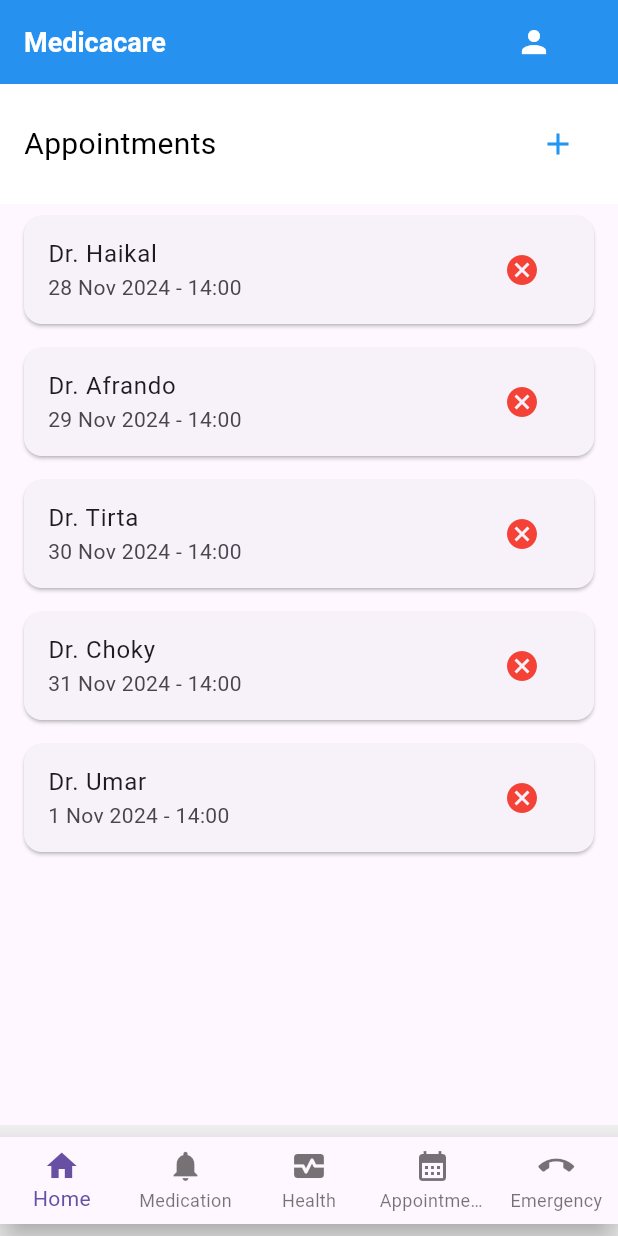
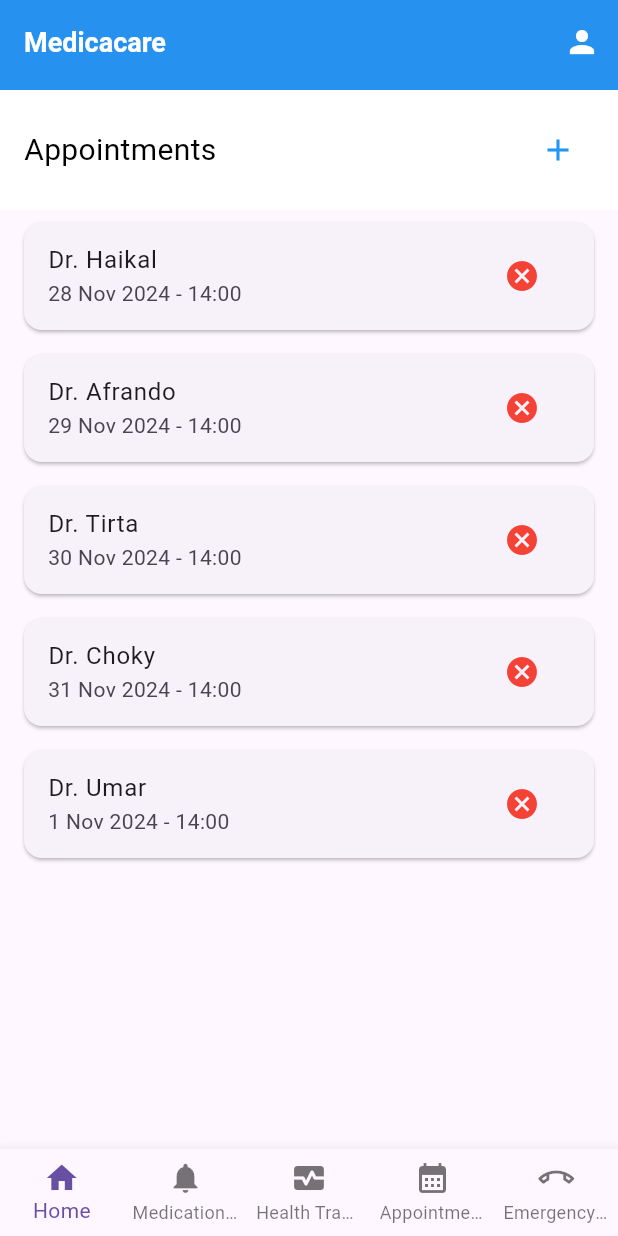
Before and after one commit to UmarA1Faruq/PM2-Project-Medicacare, a Flutter app: the AppointmentsView screen opened by its route, on a phone screen of 412 x 824 dp. Run offline on Flutter 3.47's test engine with Material 3 defaults, Android fonts, the phone set to English and light mode, and no system bars; our stand-ins replace firebase_auth, firebase_core, get; accounts and stored records are empty; network calls fail.

Commit message:
perbaiki appointments dan medication_reminders

```diff
--- a/lib/app/modules/appointments/views/appointments_view.dart
+++ b/lib/app/modules/appointments/views/appointments_view.dart
@@ -1,4 +1,6 @@
 import 'package:flutter/material.dart';
+import 'package:get/get.dart';
+import 'package:myapp/app/layouts/main_layout.dart';
 
 class AppointmentsView extends StatelessWidget {
   final List<Map<String, String>> appointments = [
@@ -11,35 +13,7 @@ class AppointmentsView extends StatelessWidget {
 
   @override
   Widget build(BuildContext context) {
-    return Scaffold(
-      appBar: AppBar(
-        automaticallyImplyLeading: false,
-        elevation: 2.0,
-        backgroundColor: Colors.blue,
-        title: Row(
-          mainAxisAlignment: MainAxisAlignment.spaceBetween,
-          children: [
-            const Text(
-              'Medicacare',
-              style: TextStyle(
-                fontSize: 18,
-                fontWeight: FontWeight.w600,
-                color: Colors.white,
-              ),
-            ),
-            Padding(
-              padding: const EdgeInsets.only(right: 16.0), // Menambahkan jarak ke kanan
-              child: IconButton(
-                icon: const Icon(Icons.person, color: Colors.white),
-                onPressed: () {
-                  // Tambahkan logika untuk profil pengguna
-                  print("Profile Icon Pressed");
-                },
-              ),
-            ),
-          ],
-        ),
-      ),
+    return MainLayout(
       body: Column(
         children: [
           _buildHeader(),
@@ -69,7 +43,6 @@ class AppointmentsView extends StatelessWidget {
               },
             ),
           ),
-          _buildFooter(),
         ],
       ),
     );
@@ -96,41 +69,6 @@ class AppointmentsView extends StatelessWidget {
             },
           ),
         ],
-      ),
-    );
-  }
-
-  Widget _buildFooter() {
-    return Container(
-      padding: const EdgeInsets.symmetric(vertical: 8.0),
-      color: Colors.grey.shade200,
-      child: BottomNavigationBar(
-        items: const [
-          BottomNavigationBarItem(
-            icon: Icon(Icons.home),
-            label: "Home",
-          ),
-          BottomNavigationBarItem(
-            icon: Icon(Icons.notifications),
-            label: "Medication",
-          ),
-          BottomNavigationBarItem(
-            icon: Icon(Icons.monitor_heart),
-            label: "Health",
-          ),
-          BottomNavigationBarItem(
-            icon: Icon(Icons.calendar_month),
-            label: "Appointments",
-          ),
-          BottomNavigationBarItem(
-            icon: Icon(Icons.call_end),
-            label: "Emergency",
-          ),
-        ],
-        type: BottomNavigationBarType.fixed,
-        onTap: (index) {
-          // Tambahkan logika untuk navigasi
-        },
       ),
     );
   }
```
Also changed, not shown: lib/app/modules/medication_reminders/views/medication_reminders_view.dart (+2 -65 lines).
